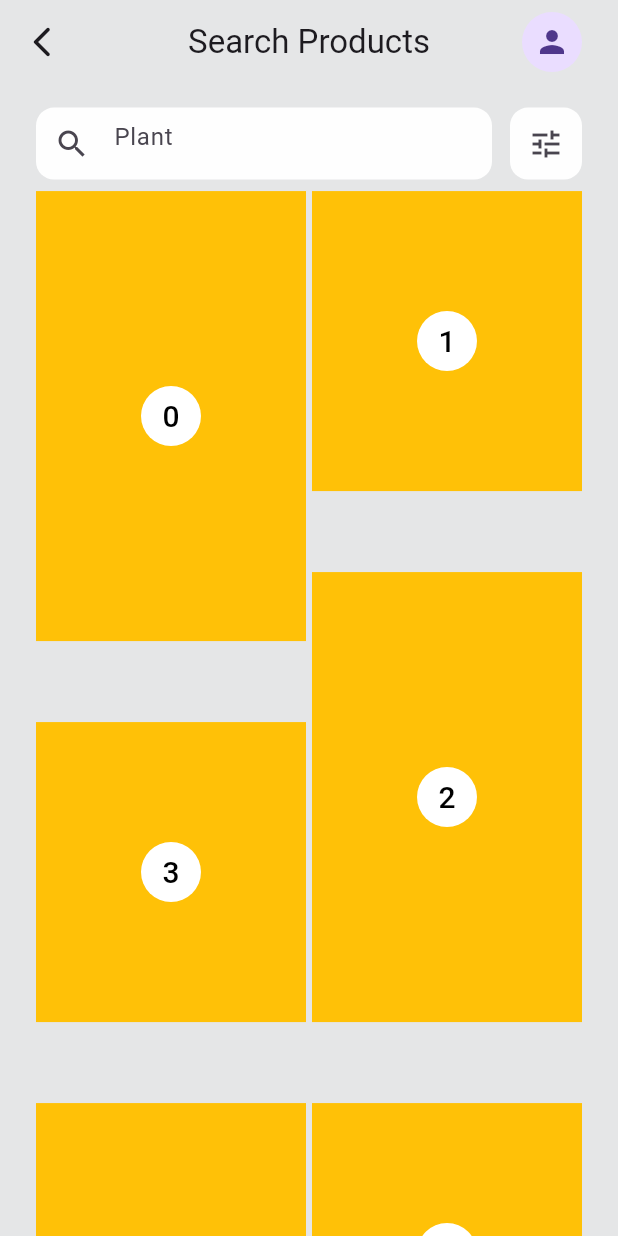
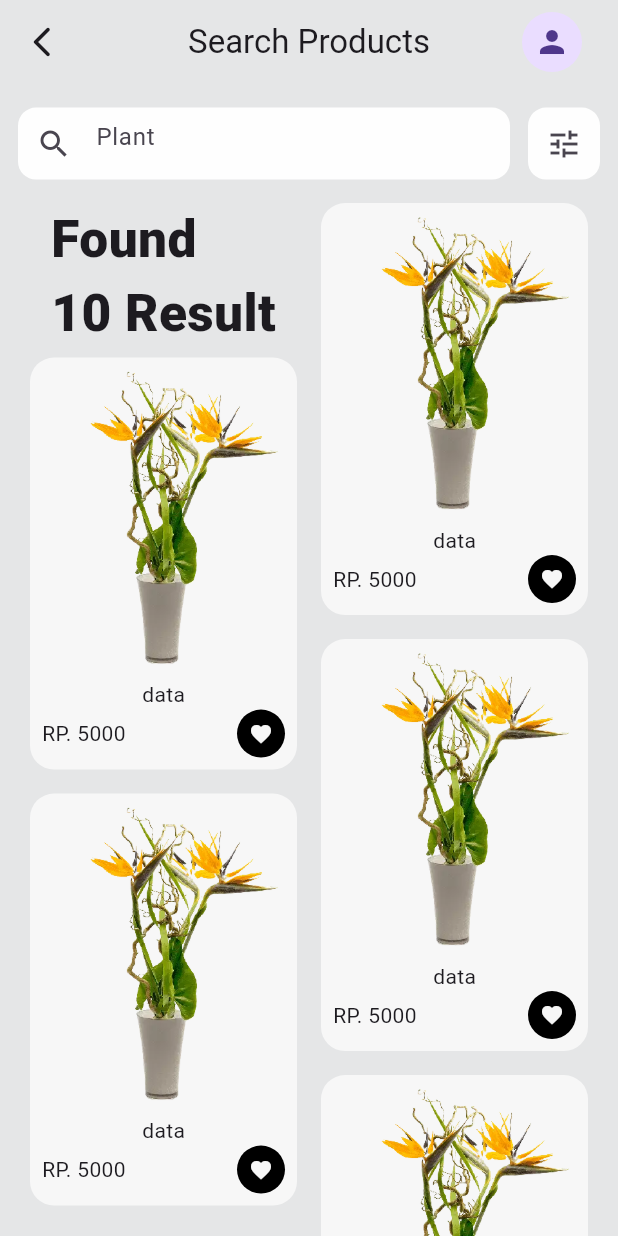
Before and after one commit to indratdev/plant_shop_app, a Flutter app: the screen it shows after launch, after a tap on "Skip", on a phone screen of 412 x 824 dp. Run offline on Flutter 3.47's test engine with Material 2 defaults, Android fonts, the light colour scheme and no system bars; our stand-ins replace smooth_page_indicator.

Commit message:
relayout home screen

```diff
--- a/lib/view/plants/plant_screen.dart
+++ b/lib/view/home/home_screen.dart
@@ -2,16 +2,18 @@ import 'package:flutter/material.dart';
 import 'package:flutter_staggered_grid_view/flutter_staggered_grid_view.dart';
 import 'package:plant_shop_app/shared/utils/colors/custom_colors.dart';
 
-class PlantScreen extends StatefulWidget {
-  const PlantScreen({super.key});
+class HomeScreen extends StatefulWidget {
+  const HomeScreen({super.key});
 
   @override
-  State<PlantScreen> createState() => _PlantScreenState();
+  State<HomeScreen> createState() => _HomeScreenState();
 }
 
-class _PlantScreenState extends State<PlantScreen> {
+class _HomeScreenState extends State<HomeScreen> {
   @override
   Widget build(BuildContext context) {
+    double sizeContainer = MediaQuery.sizeOf(context).height / 3;
+
     return Scaffold(
       backgroundColor: CustomColor.greyV2Color,
       appBar: AppBar(
@@ -32,7 +34,7 @@ class _PlantScreenState extends State<PlantScreen> {
         ],
       ),
       body: Padding(
-        padding: EdgeInsets.fromLTRB(24, 8, 24, 0),
+        padding: EdgeInsets.fromLTRB(12, 8, 12, 0),
         child: Column(
           children: [
             Container(
@@ -73,21 +75,91 @@ class _PlantScreenState extends State<PlantScreen> {
             ),
             // MasonryGridView
             Expanded(
-              child: MasonryGridView.count(
-                scrollDirection: Axis.vertical,
-                shrinkWrap: true,
-                crossAxisCount: 2,
-                mainAxisSpacing: 4,
-                crossAxisSpacing: 4,
-                itemCount: 10,
+              child: MasonryGridView.builder(
+                itemCount: 5,
+                gridDelegate:
+                    const SliverSimpleGridDelegateWithFixedCrossAxisCount(
+                  crossAxisCount: 2,
+                ),
                 itemBuilder: (context, index) {
-                  return Tile(
-                    index: index,
-                    extent: (index % 2 == 0) ? 300 : 200,
+                  return Padding(
+                    padding: EdgeInsets.all(8),
+                    child: (index == 0)
+                        ? Column(
+                            children: [
+                              SizedBox(
+                                height: MediaQuery.sizeOf(context).height / 8,
+                                child: Text(
+                                  "Found \n10 Result",
+                                  style: TextStyle(
+                                    fontWeight: FontWeight.w800,
+                                    fontSize: Theme.of(context)
+                                        .textTheme
+                                        .headlineLarge
+                                        ?.fontSize,
+                                  ),
+                                ),
+                              ),
+                              ProductWidget(sizeContainer: sizeContainer),
+                            ],
+                          )
+                        : ProductWidget(sizeContainer: sizeContainer),
                   );
                 },
               ),
-            )
+            ),
+          ],
+        ),
+      ),
+    );
+  }
+}
+
+class ProductWidget extends StatelessWidget {
+  const ProductWidget({
+    super.key,
+    required this.sizeContainer,
+  });
+
+  final double sizeContainer;
+
+  @override
+  Widget build(BuildContext context) {
+    return Container(
+      decoration: BoxDecoration(
+        color: CustomColor.whiteV1Color,
+        borderRadius: BorderRadius.circular(16),
+      ),
+      height: sizeContainer,
+      child: Padding(
+        padding: const EdgeInsets.only(left: 8, right: 8, bottom: 8),
+        child: Column(
+          children: [
+            Expanded(
+              child: Image.asset(
+                'assets/images/cambodia.webp',
+                fit: BoxFit.cover,
+              ),
+            ),
+            Text("data"),
+            Row(
+              mainAxisAlignment: MainAxisAlignment.spaceBetween,
+              children: [
+                Text("RP. 5000"),
+                CircleAvatar(
+                  radius: 16,
+                  backgroundColor: Colors.black,
+                  child: IconButton(
+                    onPressed: () {},
+                    icon: Icon(
+                      size: 16,
+                      Icons.favorite,
+                      color: CustomColor.whiteV1Color,
+                    ),
+                  ),
+                ),
+              ],
+            ),
           ],
         ),
       ),
@@ -134,10 +206,10 @@ class Tile extends StatelessWidget {
           height: 200,
         ),
         Container(
-          margin: EdgeInsets.only(bottom: 50),
+          // margin: EdgeInsets.only(bottom: 10),
           color: backgroundColor ?? Colors.amber,
           // height: extent,
-          height: 350,
+          // height: 350,
           child: Center(
             child: CircleAvatar(
               minRadius: 20,
--- a/lib/view/onboarding/onboarding_screen.dart
+++ b/lib/view/onboarding/onboarding_screen.dart
@@ -1,7 +1,7 @@
 import 'package:flutter/material.dart';
 import 'package:plant_shop_app/shared/utils/colors/custom_colors.dart';
 import 'package:plant_shop_app/view/onboarding/widgets/plant_indicator_widget.dart';
-import 'package:plant_shop_app/view/plants/plant_screen.dart';
+import 'package:plant_shop_app/view/home/home_screen.dart';
 
 class OnBoardingScreen extends StatelessWidget {
   const OnBoardingScreen({super.key});
@@ -23,7 +23,7 @@ class OnBoardingScreen extends StatelessWidget {
                         Navigator.push(
                             context,
                             MaterialPageRoute(
-                              builder: (context) => const PlantScreen(),
+                              builder: (context) => const HomeScreen(),
                             ));
                       },
                       child: Text(
@@ -83,7 +83,7 @@ class OnBoardingScreen extends StatelessWidget {
                     Navigator.push(
                         context,
                         MaterialPageRoute(
-                          builder: (context) => const PlantScreen(),
+                          builder: (context) => const HomeScreen(),
                         ));
                   },
                   style: ButtonStyle(
```
